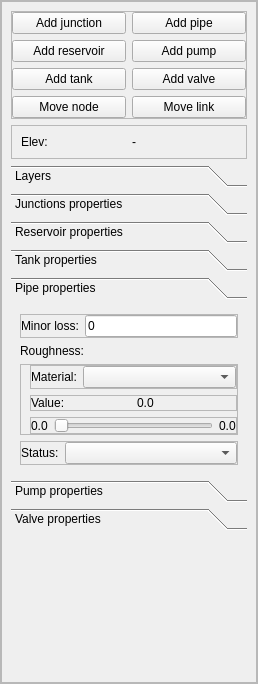
The window that qepanet_dockwidget_base.ui (aecforge/QEPANET) describes before a commit, drawn with Qt 5.
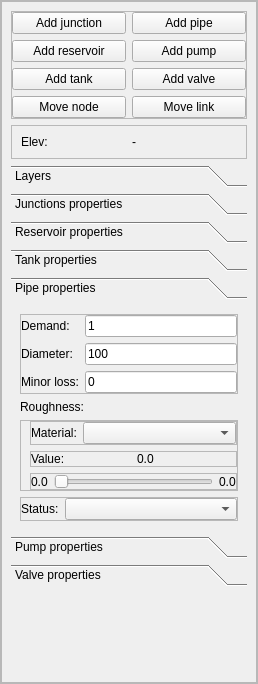
The same window after the commit.

Commit message: - Added demand and diameter handling to pipe creation

The edit to the form file:
```diff
--- a/qepanet_dockwidget_base.ui
+++ b/qepanet_dockwidget_base.ui
@@ -356,8 +356,8 @@
                <rect>
                 <x>0</x>
                 <y>0</y>
-                <width>236</width>
-                <height>169</height>
+                <width>219</width>
+                <height>220</height>
                </rect>
               </property>
               <attribute name="label">
@@ -372,18 +372,46 @@
                  <property name="frameShadow">
                   <enum>QFrame::Raised</enum>
                  </property>
-                 <layout class="QHBoxLayout" name="horizontalLayout">
+                 <layout class="QFormLayout" name="formLayout_2">
                   <property name="margin">
                    <number>0</number>
                   </property>
-                  <item>
+                  <item row="0" column="0">
+                   <widget class="QLabel" name="lbl_pipe_demand">
+                    <property name="text">
+                     <string>Demand:</string>
+                    </property>
+                   </widget>
+                  </item>
+                  <item row="0" column="1">
+                   <widget class="QLineEdit" name="txt_pipe_demand">
+                    <property name="text">
+                     <string>1</string>
+                    </property>
+                   </widget>
+                  </item>
+                  <item row="1" column="0">
+                   <widget class="QLabel" name="lbl_pipe_diameter">
+                    <property name="text">
+                     <string>Diameter:</string>
+                    </property>
+                   </widget>
+                  </item>
+                  <item row="1" column="1">
+                   <widget class="QLineEdit" name="txt_pipe_diameter">
+                    <property name="text">
+                     <string>100</string>
+                    </property>
+                   </widget>
+                  </item>
+                  <item row="2" column="0">
                    <widget class="QLabel" name="lbl_pipe_loss">
                     <property name="text">
                      <string>Minor loss:</string>
                     </property>
                    </widget>
                   </item>
-                  <item>
+                  <item row="2" column="1">
                    <widget class="QLineEdit" name="txt_pipe_loss">
                     <property name="text">
                      <string>0</string>
```
Left out of the diff: 2 changed lines with no effect on the pictures. The commit also changes 4 other files.
